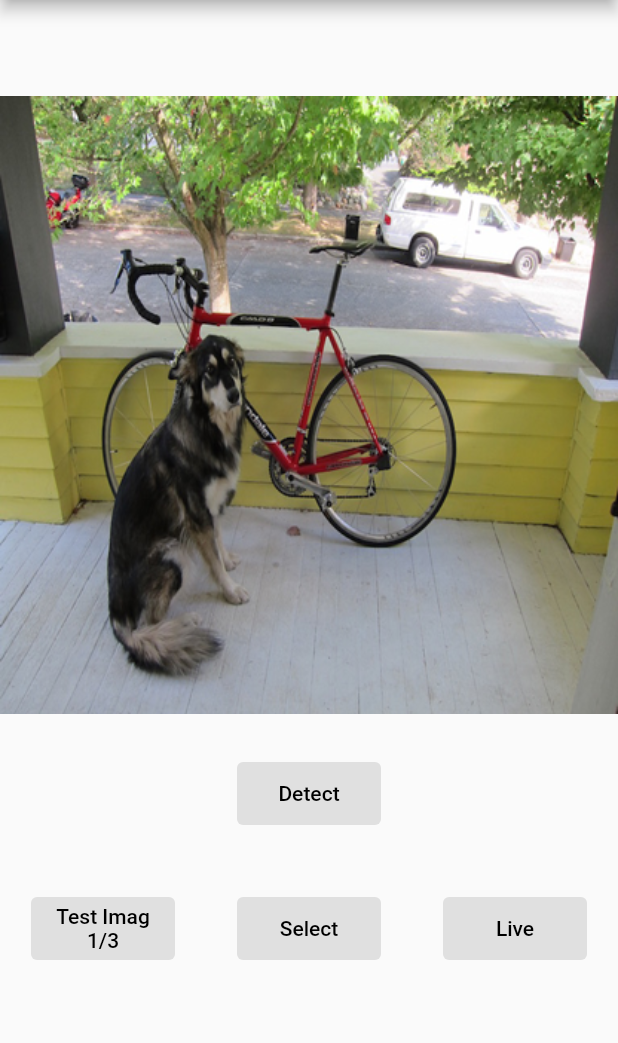
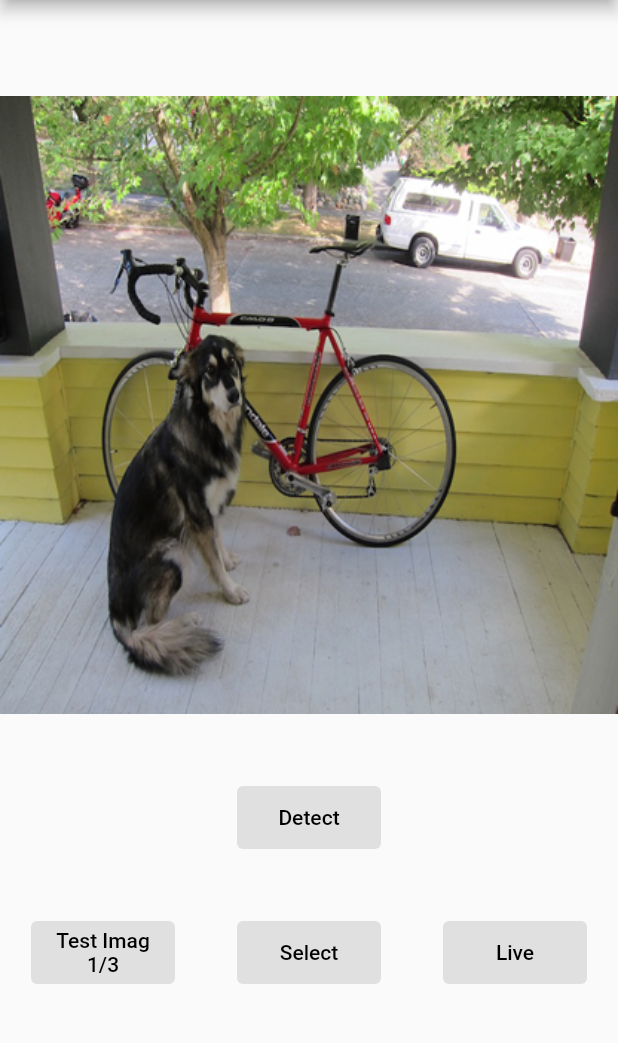
Before and after one commit to tsubauaaa/flutter_d2go, a Flutter app: the screen it shows after launch, on a phone screen of 412 x 824 dp, the part 84-1127 px from its top. Run offline on Flutter 3.47's test engine with Material 2 defaults, Android fonts, the phone set to English and light mode, and no system bars; our stand-ins replace image_picker.

Commit message:
adjusted layout

```diff
--- a/example/lib/main.dart
+++ b/example/lib/main.dart
@@ -60,13 +60,12 @@ class _MyAppState extends State<MyApp> {
           backgroundColor: Colors.deepPurpleAccent,
         ),
         body: Column(
+          mainAxisAlignment: MainAxisAlignment.center,
           children: [
-            Padding(
-              padding: const EdgeInsets.only(top: 64, bottom: 32),
-              child: Stack(
-                children: stackChildren,
-              ),
+            Stack(
+              children: stackChildren,
             ),
+            const SizedBox(height: 48),
             MyButton(
               onPressed: runD2Go,
               text: 'Detect',
```
